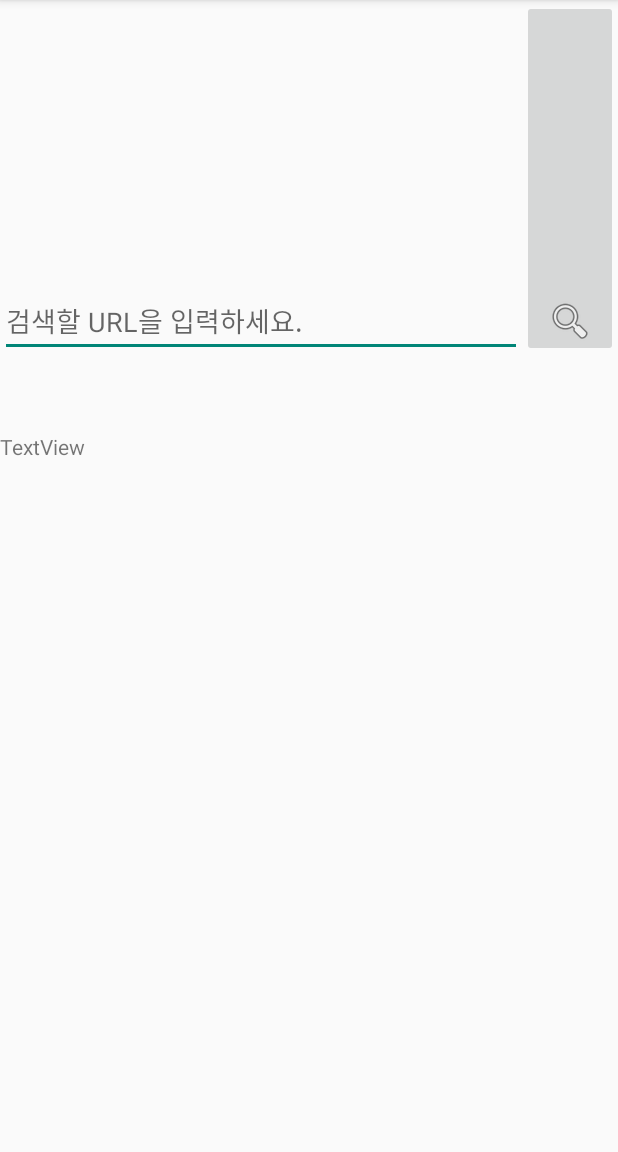
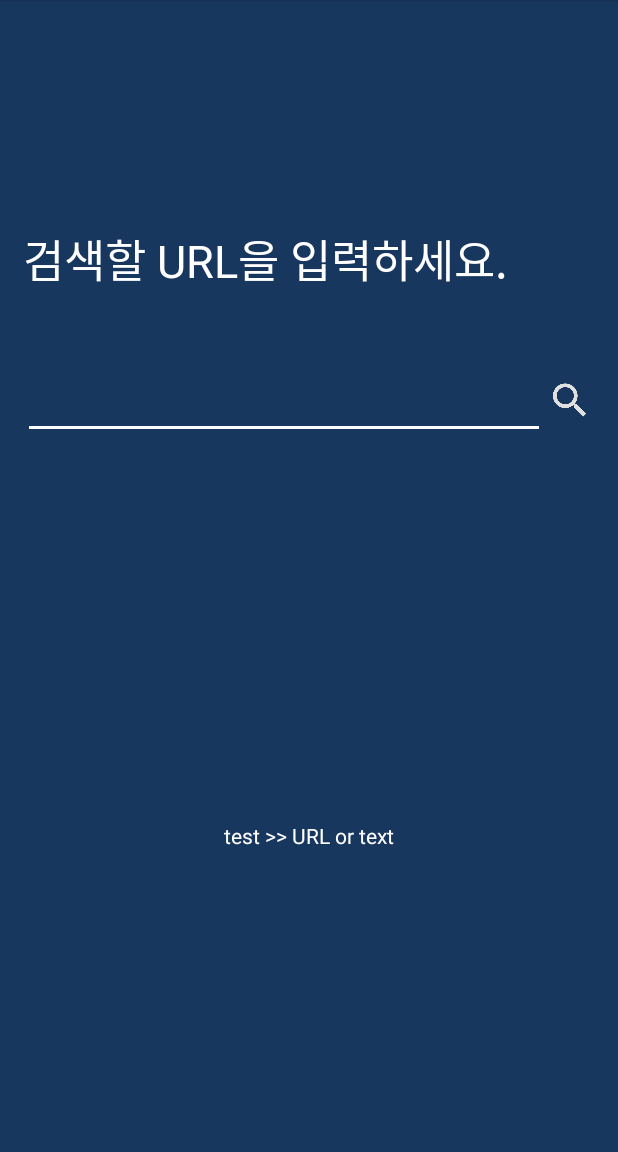
Before and after one commit to Hanturtle/Safety_QR, an Android app: the SearchQR screen opened directly, with no data from a screen before it, on a phone screen of 412 x 824 dp, the part 84-1236 px from its top. Run offline under Robolectric (Android 15) with nearby library versions, the phone set to English and light mode, and no system bars.

Commit message:
Search QR xml 수정

```diff
--- a/안드로이드/Safety_QR/app/src/main/java/com/example/safety_qr/Client.java
+++ b/안드로이드/Safety_QR/app/src/main/java/com/example/safety_qr/Client.java
@@ -49,7 +49,7 @@ public class Client extends AppCompatActivity {
         //System.out.println(url);
         String url = "www.naver.com";
         connect(url);
-        //ScanResult();
+        ScanResult();
 
 
     }
--- a/안드로이드/Safety_QR/app/src/main/java/com/example/safety_qr/ScanQR.java
+++ b/안드로이드/Safety_QR/app/src/main/java/com/example/safety_qr/ScanQR.java
@@ -45,7 +45,7 @@ public class ScanQR extends AppCompatActivity {
 
                 // todo
                 //Client.class 인텐트 넘겨줌
-                Intent url = new Intent(this, ScanQR.class);
+                Intent url = new Intent(this, Client.class);
                 url.putExtra("url", "http://www.naver.com");
 
             }
--- a/안드로이드/Safety_QR/app/src/main/java/com/example/safety_qr/SearchQR.java
+++ b/안드로이드/Safety_QR/app/src/main/java/com/example/safety_qr/SearchQR.java
@@ -68,7 +68,7 @@ public class SearchQR extends AppCompatActivity {
             set_url.setText(URL);
 
             //Client.class 인텐트 넘겨줌
-            Intent url = new Intent(this, SearchQR.class);
+            Intent url = new Intent(this, Client.class);
             url.putExtra("url", URL);
         }
     }
--- a/안드로이드/Safety_QR/app/src/main/res/layout/activity_search.xml
+++ b/안드로이드/Safety_QR/app/src/main/res/layout/activity_search.xml
@@ -2,14 +2,26 @@
 <LinearLayout xmlns:android="http://schemas.android.com/apk/res/android"
     xmlns:app="http://schemas.android.com/apk/res-auto"
     android:layout_width="match_parent"
-    android:layout_height="wrap_content"
+    android:layout_height="match_parent"
+    android:background="#17375e"
     android:orientation="vertical">
+
+    <TextView
+        android:id="@+id/textView"
+        android:layout_width="match_parent"
+        android:layout_height="237dp"
+        android:paddingLeft="15dp"
+        android:paddingTop="150dp"
+        android:text="검색할 URL을 입력하세요."
+        android:textColor="#ffffffff"
+        android:textSize="30sp" />
 
     <LinearLayout
         android:layout_width="match_parent"
-        android:layout_height="match_parent"
-        android:layout_weight="1"
-        android:orientation="horizontal">
+        android:layout_height="wrap_content"
+        android:orientation="horizontal"
+        android:paddingLeft="15dp"
+        android:paddingRight="15dp">
 
         <EditText
             android:id="@+id/url_input"
@@ -18,17 +30,18 @@
             android:layout_weight="1"
             android:ems="10"
             android:inputType="textUri"
-            android:paddingTop="200dp"
-            android:hint="검색할 URL을 입력하세요." />
+            android:paddingTop="20dp"
+            android:backgroundTint="#ffffffff"
+            android:textColor="#ffffffff" />
 
-        <ImageButton
-            android:id="@+id/search_button"
-            android:layout_width="match_parent"
-            android:layout_height="match_parent"
+        <ImageView
+            android:id="@+id/imageView"
+            android:layout_width="wrap_content"
+            android:layout_height="59dp"
             android:layout_weight="1"
             android:onClick="Search_URL"
-            android:paddingTop="200dp"
-            app:srcCompat="@android:drawable/ic_menu_search" />
+            app:srcCompat="@drawable/search" />
+
     </LinearLayout>
 
     <TextView
@@ -37,5 +50,9 @@
         android:layout_height="wrap_content"
         android:layout_weight="1"
         android:paddingTop="50dp"
-        android:text="TextView" />
+        android:text="test >> URL or text"
+        android:paddingLeft="15dp"
+        android:paddingRight="15dp"
+        android:gravity="center"
+        android:textColor="#ffffffff"/>
 </LinearLayout>
```
Also changed, not shown: 안드로이드/Safety_QR/app/src/main/res/drawable/delete.png (added), 안드로이드/Safety_QR/app/src/main/res/drawable/search.png (added).
